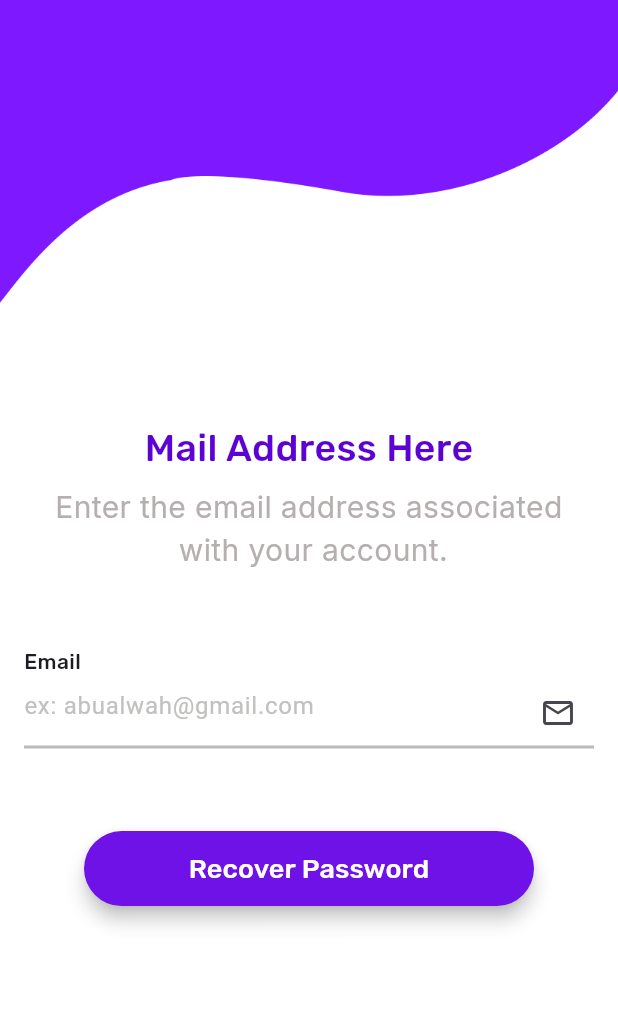
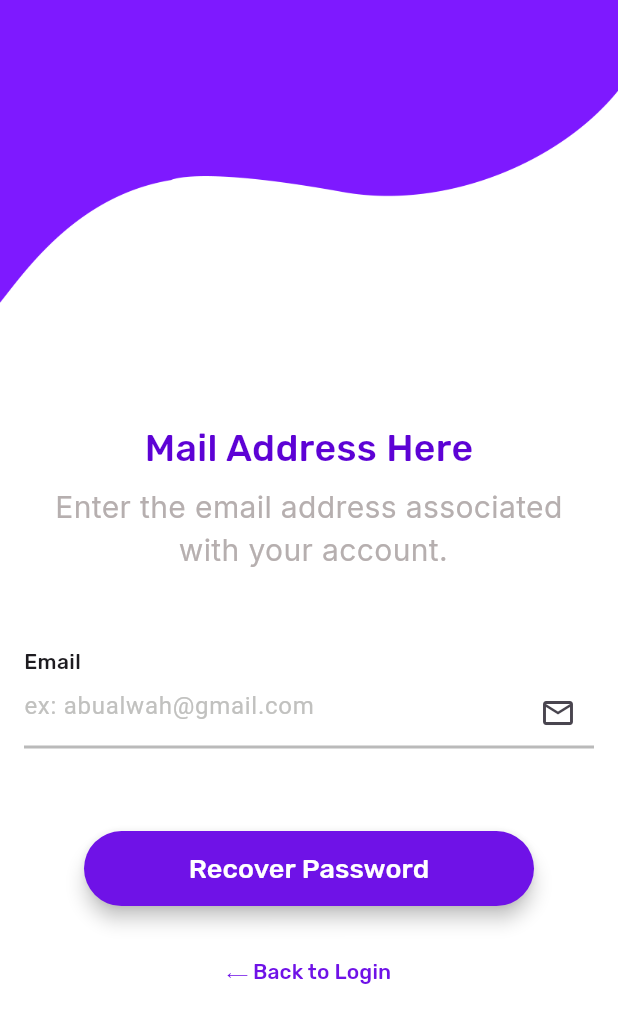
Before and after one commit to AbuAlwah/flutter-login-ui, a Flutter app: the Forgetpassword screen opened directly, on a phone screen of 412 x 824 dp. Shown: the top 1023 px of the screen. Run offline on Flutter 3.47's test engine with Material 3 defaults, Android fonts, the phone set to English and light mode, and no system bars; our stand-ins replace gap, google_fonts, pinput.

Commit message:
feat(auth): add navigate back to signin action and clear nav stack.
- Added "Back to Login" TextButton to reset password screen.
- Used Navigator.pushAndRemoveUntil to clear route history when returning to Signin screen.

```diff
--- a/lib/Screens/forgetPassword.dart
+++ b/lib/Screens/forgetPassword.dart
@@ -1,5 +1,6 @@
 import 'package:flutter/material.dart';
 import 'package:gap/gap.dart';
+import 'package:google_fonts/google_fonts.dart';
 import 'package:simple_login_app/Screens/emailVerification.dart';
 import 'package:simple_login_app/Widgets/CustomAuthTitleAndSubtitle.dart';
 import 'package:simple_login_app/Widgets/CustomElevatedButton.dart';
@@ -64,6 +65,24 @@ class _ForgetpasswordState extends State<Forgetpassword> {
                   }
                 },
               ),
+              Gap(20),
+              Center(
+                child: TextButton(
+                  onPressed: () {
+                    Navigator.pop(context);
+                  },
+                  child: Text(
+                    "⟵ Back to Login",
+                    style: GoogleFonts.rubik(
+                      textStyle: TextStyle(
+                        fontWeight: FontWeight.w500,
+                        fontSize: 14,
+                        color: Color(0xFF6F12E7),
+                      ),
+                    ),
+                  ),
+                ),
+              ),
             ],
           ),
         ),
```
Also changed, not shown: lib/Screens/emailVerification.dart (+19 -0 lines), lib/Screens/resetPassword.dart (+25 -1 lines).
